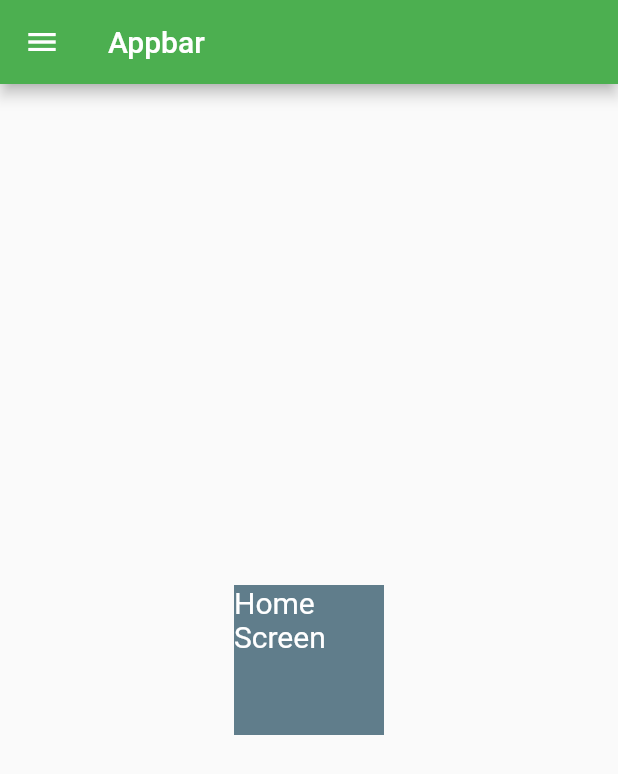
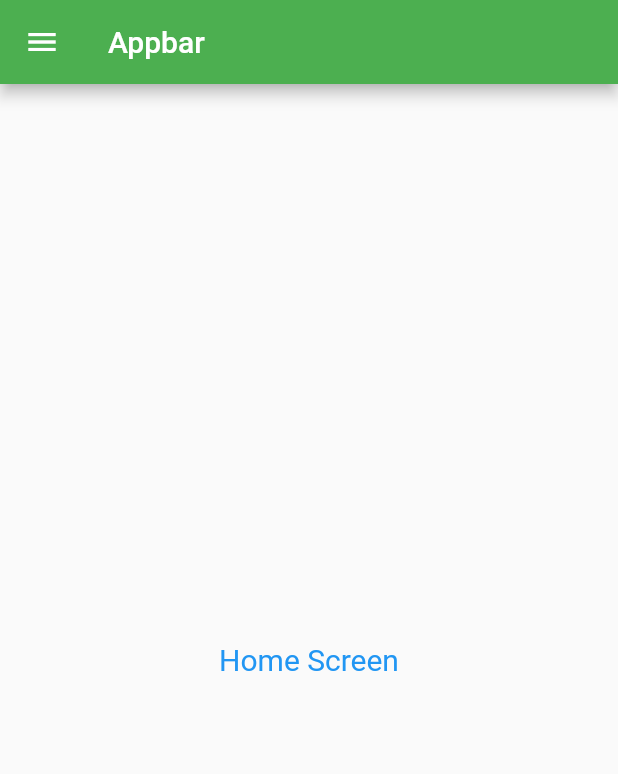
Before and after one commit to Vikash-Android7500/Flutter, a Flutter app: the HomeScreen screen opened directly, on a phone screen of 412 x 824 dp. Shown: the top 774 px of the screen. Run offline on Flutter 3.47's test engine with Material 2 defaults, Android fonts, the phone set to English and light mode, and no system bars.

Commit message:
day5 finish

```diff
--- a/lib/main.dart
+++ b/lib/main.dart
@@ -1,12 +1,10 @@
-
 import 'package:fistday/screen/HomeScreen.dart';
 import 'package:fistday/screen/login_page.dart';
 import 'package:flutter/material.dart';
 
- void main(){
+void main() {
   runApp(MyApp());
 }
-
 
 //class StatelessWidget
 class MyApp extends StatelessWidget {
@@ -17,9 +15,9 @@ class MyApp extends StatelessWidget {
       themeMode: ThemeMode.light,
       theme: ThemeData(primarySwatch: Colors.green),
       darkTheme: ThemeData(brightness: Brightness.dark),
-        initialRoute: "/login",
+      initialRoute: "/home",
       routes: {
-          "/": (context) => HomeScreen(),
+        "/home": (context) => HomeScreen(),
         "/login": (context) => LoginPage(),
       },
     );
--- a/lib/screen/HomeScreen.dart
+++ b/lib/screen/HomeScreen.dart
@@ -1,21 +1,36 @@
+import 'package:flutter/cupertino.dart';
 import 'package:flutter/material.dart';
-
 
 class HomeScreen extends StatelessWidget {
   @override
   Widget build(BuildContext context) {
     return Scaffold(
-      appBar: AppBar(
-        title:Text("Appbar")
-      ),
-      body: Center(
-          child: Container( height: 100, width: 100, color: Colors.blueGrey,
-            child: Text("Home Screen", style: TextStyle(fontSize: 20,  color: Colors.white),),
+        appBar: AppBar(title: Text("Appbar")),
+        body: Center(
+          child: Text(
+            "Home Screen",
+            style: TextStyle(fontSize: 20, color: Colors.blue),
+          ),
         ),
-      ),
-      drawer: Drawer(
-        child: Text("Item-1", style: TextStyle(fontSize: 20,  color: Colors.lightBlueAccent),),
-      )
-      );
+        drawer: Drawer(
+          child: Column(
+            children: [
+              Center(
+                child: Image.asset("assets/images/myapp.png", width: 60, height: 60,),
+              ),
+              Column(
+                children: [
+                  Text("Java", style: TextStyle(color: Colors.redAccent, fontSize: 16,),),
+                  Text("Kotlin", style: TextStyle(color: Colors.green, fontSize: 16),),
+                  Text("Python", style: TextStyle(color: Colors.greenAccent, fontSize: 16),),
+                  Text("Dart", style: TextStyle(color: Colors.blue, fontSize: 16),),
+                  Text("Mysql", style: TextStyle(color: Colors.orangeAccent, fontSize: 16),),
+                  Text("Java Script", style: TextStyle(color: Colors.deepOrangeAccent, fontSize: 16),),
+                ],
+              )
+            ],
+          ),
+
+        ));
   }
 }
```
Lines whose indentation alone changed are shown as unchanged.
